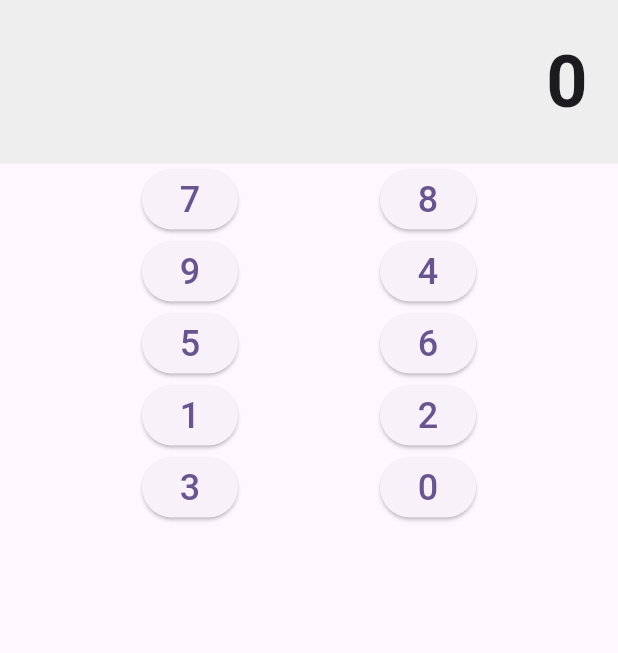
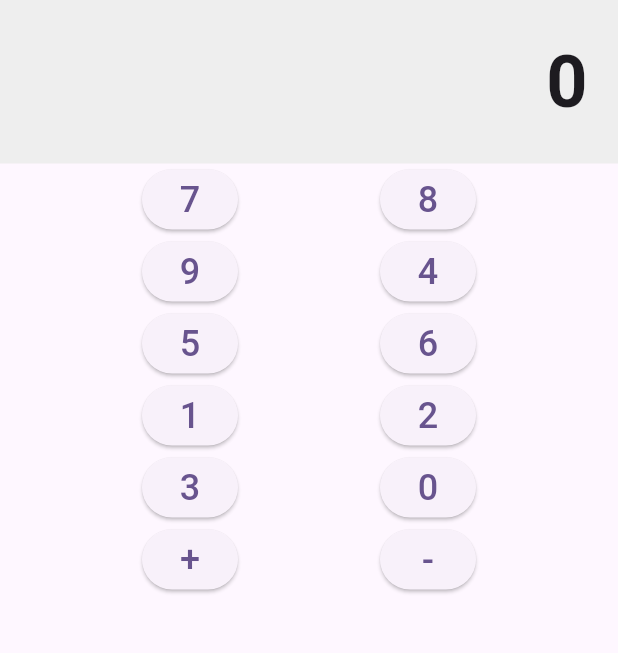
Before and after one commit to W17Code/calculadora_flutter, a Flutter app: the screen it shows after launch, on a phone screen of 412 x 824 dp, the part 84-737 px from its top. Run offline on Flutter 3.47's test engine with Material 3 defaults, Android fonts, the phone set to English and light mode, and no system bars.

Commit message:
Se agregan los botones de  + y -

```diff
--- a/lib/home/home.dart
+++ b/lib/home/home.dart
@@ -85,6 +85,19 @@ class MyHomePage extends StatelessWidget {
               ),
             ],
           ),
+          Row(
+            mainAxisAlignment: MainAxisAlignment.spaceEvenly,
+            children: [
+              ElevatedButton(
+                onPressed: () {},
+                child: const Text('+', style: TextStyle(fontSize: 24)),
+              ),
+              ElevatedButton(
+                onPressed: () {},
+                child: const Text('-', style: TextStyle(fontSize: 24)),
+              ),
+            ],
+          ),
         ],
       ),
     );
```
